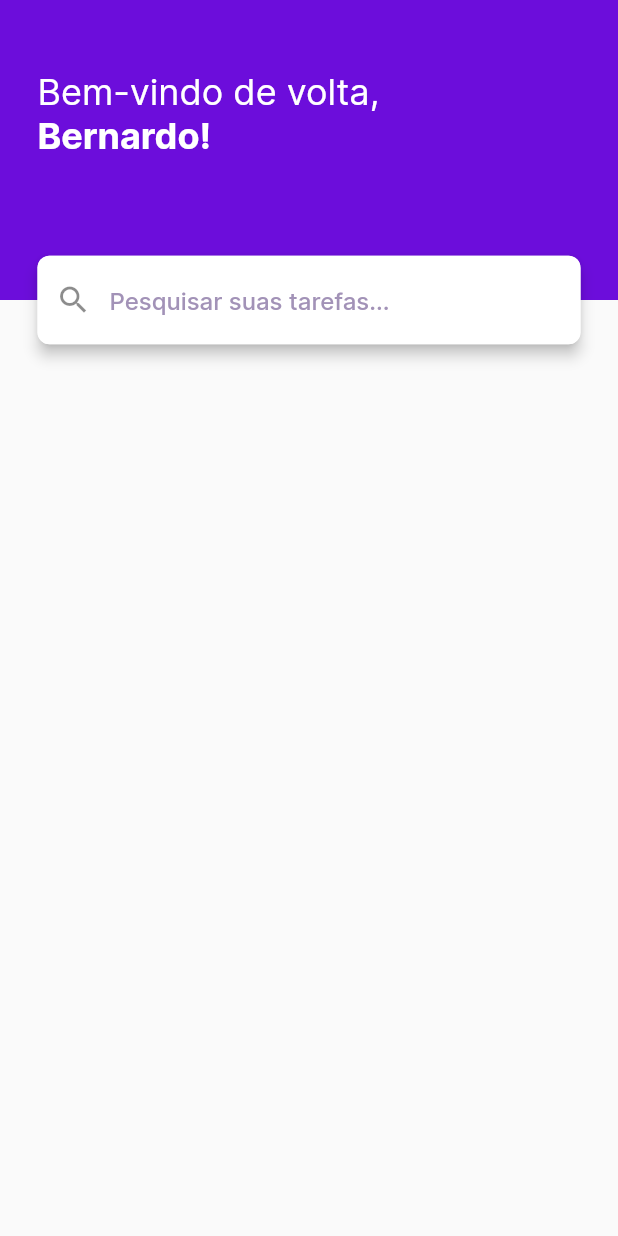
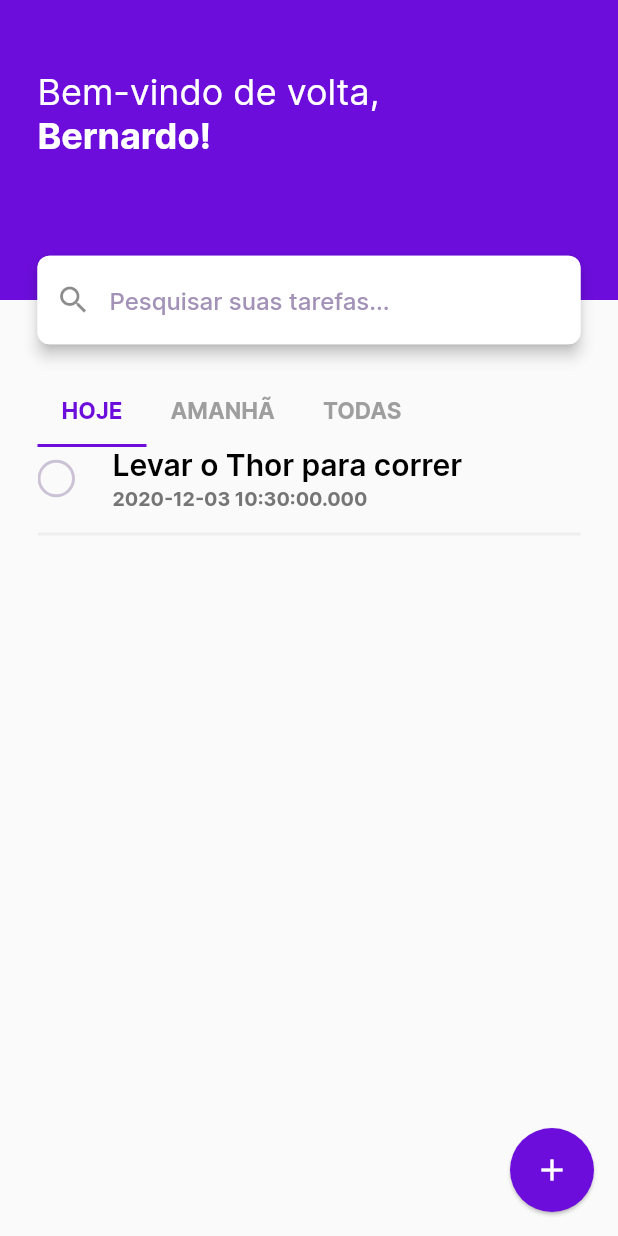
Before and after one commit to bernardoveras/todo-app-mobile, a Flutter app: the screen it shows after launch, on a phone screen of 412 x 824 dp. Run offline on Flutter 3.47's test engine with Material 2 defaults, Android fonts, the phone set to English and light mode, and no system bars; our stand-ins replace flutter_modular, mobx; generated files the repository leaves out were written again.

Commit message:
03-12: Criação dos components da página Home

```diff
--- /dev/null
+++ b/lib/src/common/components/checkbox/checkbox.dart
@@ -0,0 +1,57 @@
+import 'package:flutter/material.dart';
+import 'package:todo_app/src/common/extensions/scale_tap.dart';
+import 'package:todo_app/src/common/themes/app.theme.dart';
+
+class KaytaCheckBox extends StatefulWidget {
+  bool value;
+  final Color color;
+  final bool isCircle;
+  final Function(bool) onChanged;
+
+  KaytaCheckBox({
+    @required this.value,
+    this.color,
+    this.isCircle,
+    @required this.onChanged,
+  });
+
+  @override
+  _KaytaCheckBoxState createState() => _KaytaCheckBoxState();
+}
+
+class _KaytaCheckBoxState extends State<KaytaCheckBox> {
+  @override
+  Widget build(BuildContext context) {
+    return ScaleOnTap(
+      onTap: () {
+        widget.onChanged(!widget.value);
+      },
+      child: AnimatedContainer(
+        duration: Duration(milliseconds: 100),
+        height: 25,
+        width: 25,
+        decoration: BoxDecoration(
+          color: widget.value ? primaryColor : Colors.transparent,
+          shape: BoxShape.circle,
+          border: widget.value == false
+              ? Border.all(
+                  width: 2,
+                  color: lightPinkColor,
+                )
+              : null,
+        ),
+        child: AnimatedOpacity(
+          opacity: widget.value ? 1 : 0,
+          duration: Duration(milliseconds: 200),
+          child: Center(
+            child: Icon(
+              Icons.check,
+              size: 20,
+              color: Colors.white,
+            ),
+          ),
+        ),
+      ),
+    );
+  }
+}
--- /dev/null
+++ b/lib/src/common/components/components.dart
@@ -0,0 +1,3 @@
+export 'checkbox/checkbox.dart';
+export 'textfield/textfield.dart';
+export 'button/button.dart';
--- a/lib/src/common/themes/app.theme.dart
+++ b/lib/src/common/themes/app.theme.dart
@@ -2,14 +2,24 @@ import 'package:flutter/material.dart';
 
 const brightness = Brightness.light;
 const primaryColor = const Color(0xFF6C0DDB);
+const primaryDarkColor = const Color(0xFF480993);
 const accentColor = const Color(0xFF000000);
 const greyColor = const Color(0xFF444444);
 const lightPinkColor = const Color(0xFFCBC2D6);
 const darkPinkColor = const Color(0xFFa292b7);
+const backgroundColor = const Color(0xFFFAFAFA);
 
 ThemeData appTheme() {
   return ThemeData(
     brightness: brightness,
+    floatingActionButtonTheme: FloatingActionButtonThemeData(
+      backgroundColor: primaryColor,
+      elevation: 1,
+      foregroundColor: Colors.white,
+      hoverElevation: 0,
+      splashColor: primaryDarkColor.withOpacity(0.2),
+      highlightElevation: 4,
+    ),
     textTheme: new TextTheme(
       button: TextStyle(
         fontFamily: "InterRegular",
@@ -51,8 +61,8 @@ ThemeData appTheme() {
     primaryColorLight: primaryColor,
     cursorColor: primaryColor,
     textSelectionHandleColor: primaryColor,
-    scaffoldBackgroundColor: Color(0xFFFAFAFA),
-    backgroundColor: Color(0xFFFAFAFA),
+    scaffoldBackgroundColor: backgroundColor,
+    backgroundColor: backgroundColor,
     splashColor: Colors.transparent,
     highlightColor: Colors.transparent,
   );
--- /dev/null
+++ b/lib/src/common/widgets/home/home_components.dart
@@ -0,0 +1,4 @@
+export 'nav-bar/home-nav-bar.dart';
+export 'list/home-item-list.dart';
+export 'list/home-list.dart';
+export 'list/home-todo-list.dart';
--- /dev/null
+++ b/lib/src/common/widgets/home/list/home-item-list.dart
@@ -0,0 +1,67 @@
+import 'package:flutter/material.dart';
+import 'package:todo_app/src/common/components/components.dart';
+
+class HomeItemList extends StatefulWidget {
+  final String title;
+  final DateTime date;
+  final bool isDone;
+
+  const HomeItemList({
+    @required this.title,
+    @required this.date,
+    @required this.isDone,
+  });
+  @override
+  _HomeItemListState createState() => _HomeItemListState();
+}
+
+class _HomeItemListState extends State<HomeItemList> {
+  @override
+  Widget build(BuildContext context) {
+    return Padding(
+      padding: EdgeInsets.only(bottom: 5),
+      child: Column(
+        crossAxisAlignment: CrossAxisAlignment.start,
+        children: [
+          Row(
+            children: [
+              KaytaCheckBox(
+                value: widget.isDone ?? false,
+                onChanged: (value) {},
+              ),
+              SizedBox(width: 25),
+              Column(
+                crossAxisAlignment: CrossAxisAlignment.start,
+                children: [
+                  Text(
+                    widget.title ?? "",
+                    style: TextStyle(
+                      fontFamily: 'InterSemiBold',
+                      color: Colors.black,
+                      fontSize: 20,
+                    ),
+                  ),
+                  SizedBox(height: 2),
+                  Text(
+                    // "03/12/2020, ás 20 horas",
+                    widget.date?.toString() ?? "",
+                    style: TextStyle(
+                      fontFamily: "InterBold",
+                      color: Colors.grey[600],
+                      fontSize: 13,
+                    ),
+                  )
+                ],
+              ),
+            ],
+          ),
+          SizedBox(height: 15),
+          Container(
+            color: Colors.grey[200],
+            height: 2,
+          ),
+        ],
+      ),
+    );
+  }
+}
--- /dev/null
+++ b/lib/src/common/widgets/home/list/home-list.dart
@@ -0,0 +1,52 @@
+import 'package:flutter/material.dart';
+import 'home-todo-list.dart';
+
+class HomeList extends StatelessWidget {
+  @override
+  Widget build(BuildContext context) {
+    return Padding(
+      padding: EdgeInsets.only(left: 25, right: 25, top: 50),
+      child: DefaultTabController(
+        length: 3,
+        child: Column(
+          mainAxisAlignment: MainAxisAlignment.start,
+          crossAxisAlignment: CrossAxisAlignment.start,
+          children: <Widget>[
+            Container(
+              child: TabBar(
+                isScrollable: true,
+                unselectedLabelColor: Colors.grey,
+                unselectedLabelStyle: TextStyle(
+                  fontFamily: 'InterBold',
+                  fontSize: 15,
+                ),
+                labelColor: Theme.of(context).primaryColor,
+                labelStyle: TextStyle(
+                  fontFamily: 'InterBold',
+                  fontSize: 15,
+                ),
+                indicatorColor: Theme.of(context).primaryColor,
+                tabs: [
+                  Tab(text: "HOJE"),
+                  Tab(text: "AMANHÃ"),
+                  Tab(text: "TODAS"),
+                ],
+              ),
+            ),
+            Container(
+              height: MediaQuery.of(context).size.height - 298,
+              child: TabBarView(
+                physics: BouncingScrollPhysics(),
+                children: [
+                  HomeTodoList(),
+                  HomeTodoList(),
+                  HomeTodoList(),
+                ],
+              ),
+            ),
+          ],
+        ),
+      ),
+    );
+  }
+}
--- /dev/null
+++ b/lib/src/common/widgets/home/list/home-todo-list.dart
@@ -0,0 +1,22 @@
+import 'package:flutter/material.dart';
+import 'home-item-list.dart';
+
+class HomeTodoList extends StatelessWidget {
+  // final List todoList;
+
+  // const HomeTodoList({ this.todoList}) ;
+  @override
+  Widget build(BuildContext context) {
+    return ListView(
+      shrinkWrap: true,
+      physics: BouncingScrollPhysics(),
+      children: [
+        HomeItemList(
+          title: "Levar o Thor para correr",
+          date: DateTime.now(),
+          isDone: false,
+        ),
+      ],
+    );
+  }
+}
--- a/lib/src/presentation/home/home_page.dart
+++ b/lib/src/presentation/home/home_page.dart
@@ -1,29 +1,38 @@
 import 'package:flutter/material.dart';
 import 'package:flutter_modular/flutter_modular.dart';
-import 'package:todo_app/src/common/components/button/button.dart';
-import 'package:todo_app/src/common/components/textfield/search_textfield.dart';
-import 'package:todo_app/src/common/components/textfield/textfield.dart';
+import 'package:todo_app/src/common/widgets/home/list/home-list.dart';
 import 'package:todo_app/src/common/widgets/home/nav-bar/home-nav-bar.dart';
 import 'home_controller.dart';
 
 class HomePage extends StatefulWidget {
-  final String title;
-  const HomePage({Key key, this.title = "Home"}) : super(key: key);
-
   @override
   _HomePageState createState() => _HomePageState();
 }
 
-class _HomePageState extends ModularState<HomePage, HomeController> {
+class _HomePageState extends ModularState<HomePage, HomeController>
+    with TickerProviderStateMixin {
+  bool isCheck = false;
+  TabController tabController;
+
+  @override
+  void initState() {
+    tabController = TabController(length: 3, vsync: this, initialIndex: 0);
+    super.initState();
+  }
+
   @override
   Widget build(BuildContext context) {
     return Scaffold(
+      floatingActionButton: FloatingActionButton(
+        onPressed: () {},
+        child: Icon(Icons.add),
+      ),
       body: Column(
         mainAxisAlignment: MainAxisAlignment.start,
-        crossAxisAlignment: CrossAxisAlignment.center,
+        crossAxisAlignment: CrossAxisAlignment.start,
         children: <Widget>[
           Navbar(),
-          // Body
+          HomeList(),
         ],
       ),
     );
```
